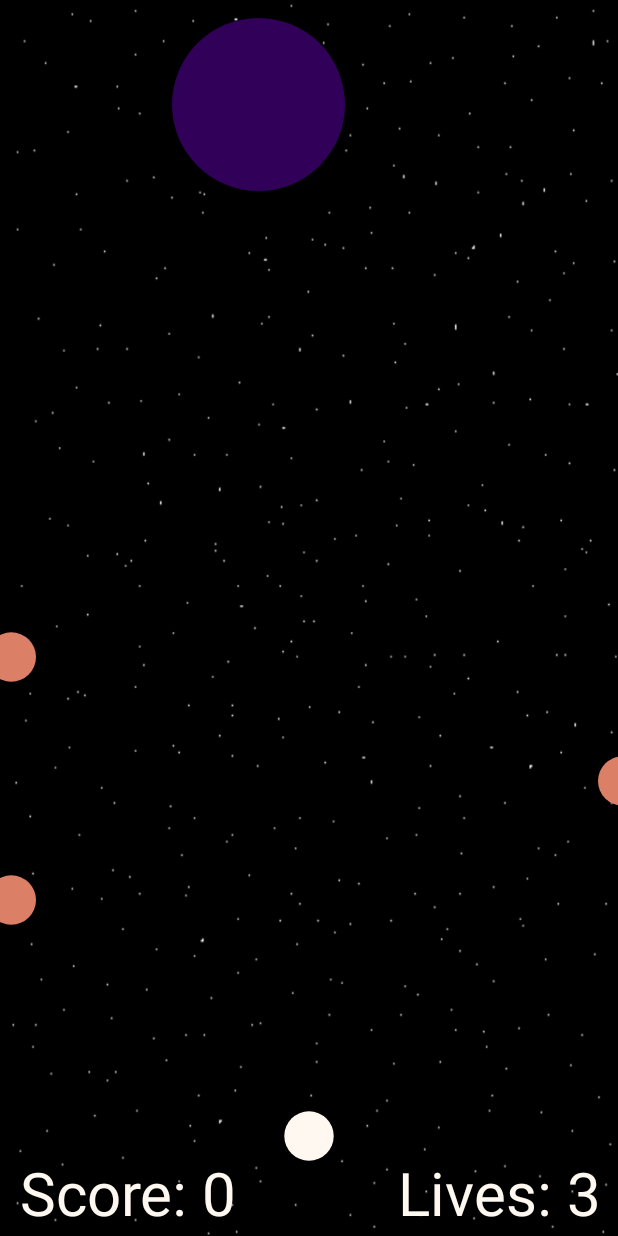
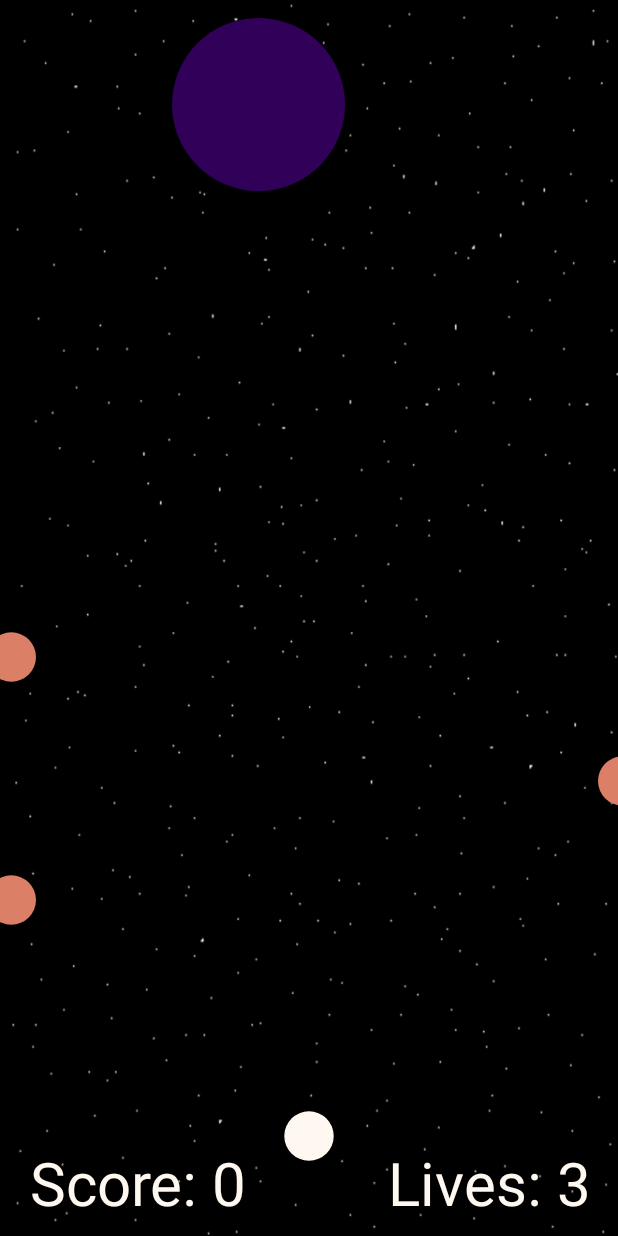
Before and after one commit to BlaviButcher/AndroidSpaceGame, an Android app: the GameActivity screen opened directly, with no data from a screen before it, on a phone screen of 412 x 824 dp. Run offline under Robolectric (Android 15) with nearby library versions, the phone set to English and light mode, and no system bars; Roboto replaces fonts that are not available here.

Commit message:
Updated lives and score text padding for curved screenz

```diff
--- a/app/src/main/java/com/example/assignmentseven/GameClasses/GraphicsView.java
+++ b/app/src/main/java/com/example/assignmentseven/GameClasses/GraphicsView.java
@@ -95,8 +95,7 @@ public class GraphicsView extends View {
 
 
         // TODO: break into individual methods
-        canvas.drawText("Score: " + score, 20, this.height - 20, paintText);
-        canvas.drawText("Lives: " + lives, width - 220, this.height - 20, paintText);
+        drawText(canvas);
 
 
         if (laser != null){
@@ -141,6 +140,12 @@ public class GraphicsView extends View {
         planet.draw(canvas);
 
         invalidate();
+    }
+
+    private void drawText(Canvas canvas)
+    {
+        canvas.drawText("Score: " + score, 30, this.height - 30, paintText);
+        canvas.drawText("Lives: " + lives, width - 230, this.height - 30, paintText);
     }
     private void increaseScore(Canvas canvas)
     {
```
